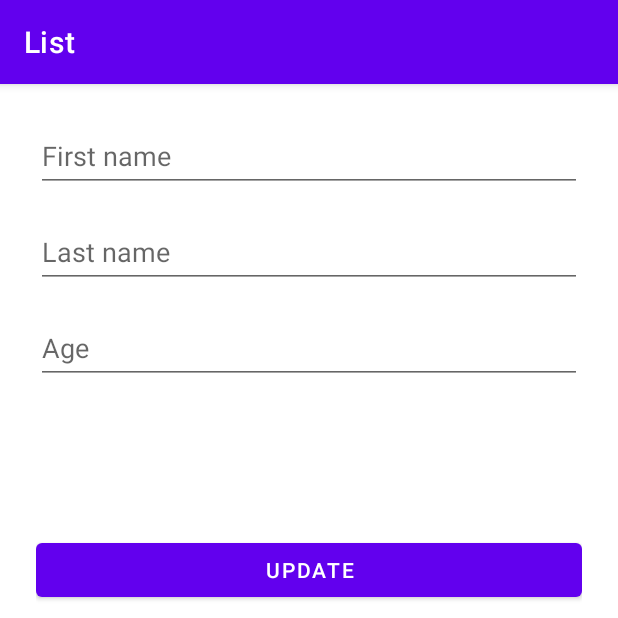
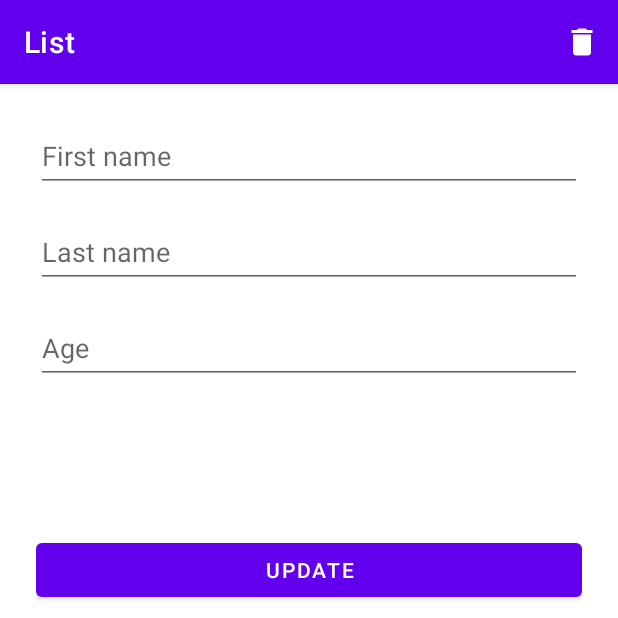
Before and after one commit to faritowich/PeopleInRoom, an Android app: the fragment UpdateFragment placed in its activity, after a tap on "UPDATE", on a phone screen of 412 x 824 dp, the top half of it. Run offline under Robolectric (Android 15) with nearby library versions, the phone set to English and light mode, and no system bars; our stand-ins replace Room's generated code, navigation-ui; 4 statements that could not run were skipped.

Commit message:
Delete functions added

```diff
--- a/app/src/main/java/com/example/peopleinroom/data/UserDao.kt
+++ b/app/src/main/java/com/example/peopleinroom/data/UserDao.kt
@@ -15,4 +15,10 @@ interface UserDao {
 
     @Query("SELECT * FROM user_table ORDER BY id ASC")
     fun readAllData(): LiveData<List<User>>
+
+    @Query("DELETE FROM user_table")
+    suspend fun deleteAllData()
+
+    @Delete
+    suspend fun deleteUser(user: User)
 }
--- a/app/src/main/java/com/example/peopleinroom/fragments/list/ListFragment.kt
+++ b/app/src/main/java/com/example/peopleinroom/fragments/list/ListFragment.kt
@@ -1,10 +1,8 @@
 package com.example.peopleinroom.fragments.list
 
 import android.os.Bundle
+import android.view.*
 import androidx.fragment.app.Fragment
-import android.view.LayoutInflater
-import android.view.View
-import android.view.ViewGroup
 import androidx.fragment.app.viewModels
 import androidx.lifecycle.Observer
 import androidx.navigation.fragment.findNavController
@@ -13,12 +11,18 @@ import androidx.recyclerview.widget.RecyclerView
 import com.example.peopleinroom.R
 import com.example.peopleinroom.viewmodel.UserViewModel
 import com.example.peopleinroom.databinding.FragmentListBinding
+import com.example.peopleinroom.fragments.DeleteDialogFragment
 
 class ListFragment : Fragment() {
 
     lateinit var binding: FragmentListBinding
     private val viewModel: UserViewModel by viewModels()
     private lateinit var recyclerView: RecyclerView
+
+    override fun onCreate(savedInstanceState: Bundle?) {
+        super.onCreate(savedInstanceState)
+        setHasOptionsMenu(true)
+    }
 
     override fun onCreateView(
         inflater: LayoutInflater, container: ViewGroup?,
@@ -38,7 +42,16 @@ class ListFragment : Fragment() {
         viewModel.readAllData.observe(viewLifecycleOwner, Observer { user ->
             adapter.setData(user)
         })
-
         return binding.root
     }
+
+    override fun onCreateOptionsMenu(menu: Menu, inflater: MenuInflater) {
+        inflater.inflate(R.menu.layout_menu, menu)
+    }
+
+    override fun onOptionsItemSelected(item: MenuItem): Boolean {
+        DeleteDialogFragment().show(
+            childFragmentManager, DeleteDialogFragment.TAG)
+        return true
+    }
 }
--- a/app/src/main/java/com/example/peopleinroom/fragments/update/UpdateFragment.kt
+++ b/app/src/main/java/com/example/peopleinroom/fragments/update/UpdateFragment.kt
@@ -1,12 +1,11 @@
 package com.example.peopleinroom.fragments.update
 
+import android.app.AlertDialog
 import android.os.Bundle
 import android.text.Editable
 import android.text.TextUtils
+import android.view.*
 import androidx.fragment.app.Fragment
-import android.view.LayoutInflater
-import android.view.View
-import android.view.ViewGroup
 import android.widget.Toast
 import androidx.fragment.app.viewModels
 import androidx.navigation.fragment.findNavController
@@ -14,6 +13,7 @@ import androidx.navigation.fragment.navArgs
 import com.example.peopleinroom.R
 import com.example.peopleinroom.databinding.FragmentAddBinding
 import com.example.peopleinroom.databinding.FragmentUpdateBinding
+import com.example.peopleinroom.fragments.DeleteDialogFragment
 import com.example.peopleinroom.model.User
 import com.example.peopleinroom.viewmodel.UserViewModel
 
@@ -22,6 +22,11 @@ class UpdateFragment : Fragment() {
     lateinit var binding: FragmentUpdateBinding
     val viewModel: UserViewModel by viewModels()
     private val args by navArgs<UpdateFragmentArgs>()
+
+    override fun onCreate(savedInstanceState: Bundle?) {
+        super.onCreate(savedInstanceState)
+        setHasOptionsMenu(true)
+    }
 
     override fun onCreateView(
         inflater: LayoutInflater, container: ViewGroup?,
@@ -60,7 +65,33 @@ class UpdateFragment : Fragment() {
 
     }
 
-    private fun inputCheck(firstName: String, lastName: String, age: String): Boolean{
-        return !(TextUtils.isEmpty(firstName) && TextUtils.isEmpty(lastName) && TextUtils.isEmpty(age))
+    private fun inputCheck(firstName: String, lastName: String, age: String): Boolean {
+        return !(TextUtils.isEmpty(firstName) && TextUtils.isEmpty(lastName) && TextUtils.isEmpty(
+            age
+        ))
+    }
+
+    override fun onCreateOptionsMenu(menu: Menu, inflater: MenuInflater) {
+        inflater.inflate(R.menu.layout_menu, menu)
+    }
+
+    override fun onOptionsItemSelected(item: MenuItem): Boolean {
+        if (item.itemId == R.id.delete_button) {
+            deleteUser()
+        }
+        return true
+    }
+
+    private fun deleteUser() {
+        val builder = AlertDialog.Builder(requireContext())
+        builder.setPositiveButton(getString(R.string.delete)) { _, _ ->
+            viewModel.deleteUser(args.currentUser)
+            Toast.makeText(requireContext(), "User deleted!", Toast.LENGTH_SHORT).show()
+            findNavController().navigate(R.id.action_updateFragment_to_listFragment)
+        }
+        builder.setNegativeButton(getString(R.string.cancel)) { _, _ -> }
+        builder.setTitle("Delete ${args.currentUser.firstName}?")
+        builder.setMessage("Are you sure to delete this user?")
+        builder.create().show()
     }
 }
--- /dev/null
+++ b/app/src/main/res/drawable/ic_delete.xml
@@ -0,0 +1,10 @@
+<vector xmlns:android="http://schemas.android.com/apk/res/android"
+    android:width="24dp"
+    android:height="24dp"
+    android:viewportWidth="24"
+    android:viewportHeight="24"
+    android:tint="?attr/colorControlNormal">
+  <path
+      android:fillColor="@android:color/white"
+      android:pathData="M6,19c0,1.1 0.9,2 2,2h8c1.1,0 2,-0.9 2,-2V7H6v12zM19,4h-3.5l-1,-1h-5l-1,1H5v2h14V4z"/>
+</vector>
--- /dev/null
+++ b/app/src/main/res/menu/layout_menu.xml
@@ -0,0 +1,10 @@
+<?xml version="1.0" encoding="utf-8"?>
+<menu xmlns:android="http://schemas.android.com/apk/res/android"
+    xmlns:app="http://schemas.android.com/apk/res-auto">
+
+    <item android:id="@+id/delete_button"
+        android:title="@string/delete"
+        android:icon="@drawable/ic_delete"
+        app:showAsAction="ifRoom" />
+
+</menu>
--- a/app/src/main/res/values/strings.xml
+++ b/app/src/main/res/values/strings.xml
@@ -6,9 +6,13 @@
     <string name="last_name">Last name</string>
     <string name="age">Age</string>
     <string name="add">Add</string>
+    <string name="are_you_sure">Are you sure you want to delete everything?</string>
+    <string name="delete_question">Delete everything?</string>
+    <string name="nabiullin">Nabiullin</string>
     <string name="azat">Azat</string>
-    <string name="nabiullin">Nabiullin</string>
     <string name="_28">28</string>
     <string name="_1">1</string>
     <string name="update">Update</string>
+    <string name="delete">Delete</string>
+    <string name="cancel">Cancel</string>
 </resources>
```
Also changed, not shown: app/src/main/java/com/example/peopleinroom/fragments/DeleteDialogFragment.kt (added, +30 -0 lines), app/src/main/java/com/example/peopleinroom/repository/UserRepository.kt (+8 -0 lines), app/src/main/java/com/example/peopleinroom/viewmodel/UserViewModel.kt (+13 -0 lines).
